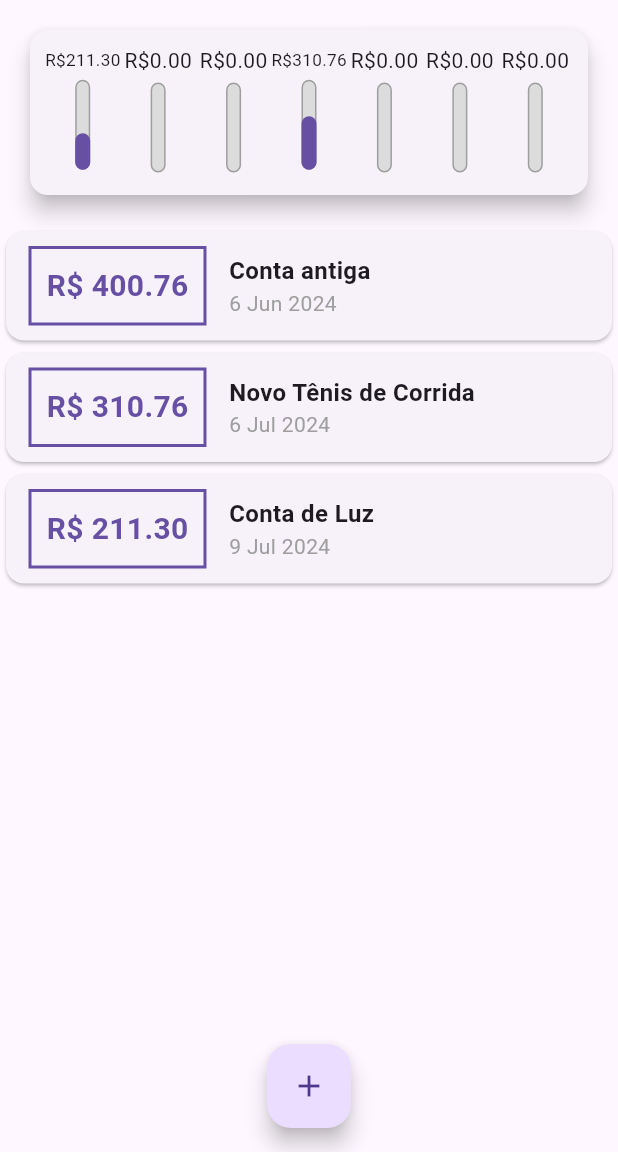
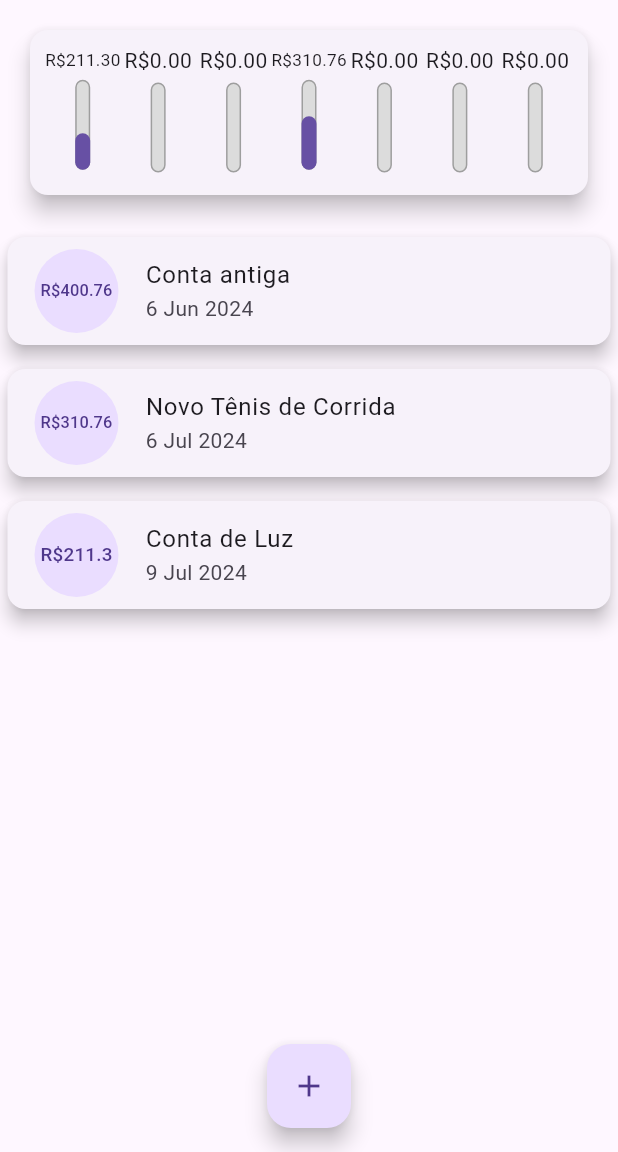
Before and after one commit to wendelfilipe/Flutter, a Flutter app: the screen it shows after launch, on a phone screen of 412 x 824 dp, the part 84-1236 px from its top. Run offline on Flutter 3.47's test engine with Material 3 defaults, Android fonts, the phone set to English and light mode, and no system bars; missing offline and left inert: dart:ffi; Roboto replaces fonts that are missing (OpenSans).

Commit message:
update master

```diff
--- a/lib/components/transaction_list.dart
+++ b/lib/components/transaction_list.dart
@@ -9,54 +9,45 @@ class TransactionList extends StatelessWidget {
 
   @override
   Widget build(BuildContext context) {
-    return transactions.isEmpty
+    return Container(
+      height: 300,
+      child: transactions.isEmpty
           ? const Column(
               children: <Widget>[
                 SizedBox(height: 20),
                 Text('Nenhuma Transação Cadastrada')
               ],
             )
-        : Column(
-            children: transactions.map((tr) {
+          : ListView.builder(
+              itemCount: transactions.length,
+              itemBuilder: (ctx, index){
+                final tr = transactions[index];
                   return Card(
-                child: Row(
-                  children: <Widget>[
-                    Container(
+                    elevation: 5,
                     margin: const EdgeInsets.symmetric(
-                          horizontal: 15, vertical: 10),
-                      decoration: BoxDecoration(
-                          border: Border.all(
-                        color: Theme.of(context).primaryColor,
-                        width: 2,
-                      )),
-                      padding: const EdgeInsets.all(10),
-                      child: Text(
-                        'R\$ ${tr.value.toStringAsFixed(2)}',
-                        style: TextStyle(
-                          fontWeight: FontWeight.bold,
-                          fontSize: 20,
-                          color: Theme.of(context).primaryColor,
+                      vertical: 8,
+                      horizontal: 5,
+                    ),
+                    child: ListTile(
+                      leading: CircleAvatar(
+                        radius: 30,
+                        child: Padding(
+                          padding: const EdgeInsets.all(6),
+                          child: FittedBox(
+                            child: Text('R\$${tr.value}'),
                           ),
                         ),
                       ),
-                    Column(
-                      crossAxisAlignment: CrossAxisAlignment.start,
-                      children: <Widget>[
-                        Text(
+                      title: Text(
                         tr.title,
-                          style: const TextStyle(
-                              fontSize: 16, fontWeight: FontWeight.bold),
                       ),
-                        Text(
+                      subtitle: Text(
                         DateFormat('d MMM y').format(tr.date),
-                          style: const TextStyle(color: Colors.grey),
                       ),
-                      ],
-                    )
-                  ],
                     ),
                   );
-            }).toList(),
+              },
+          ),
     );
   }
 }
```
Lines whose indentation alone changed are shown as unchanged.
